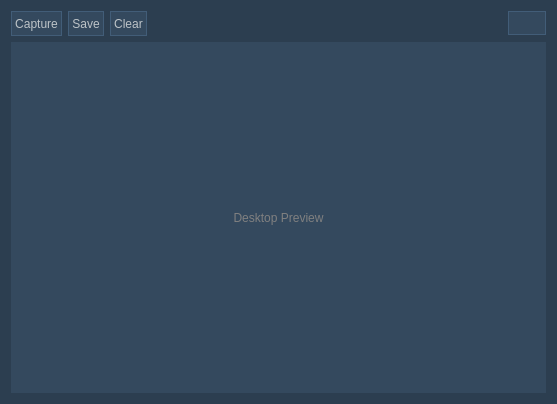
Old version of the form source/plugins/mwebcam/main_ui.ui in the repository 5l1v3r1/Moderat.
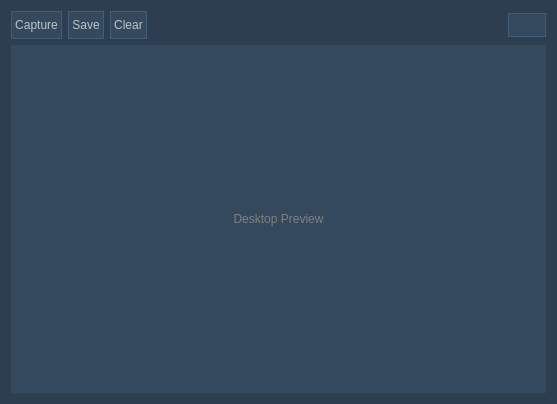
New version of the form. Icons and pictures are not drawn.

The edit to the form file:
```diff
--- a/source/plugins/mwebcam/main_ui.ui
+++ b/source/plugins/mwebcam/main_ui.ui
@@ -29,13 +29,13 @@
        <property name="minimumSize">
         <size>
          <width>0</width>
-         <height>25</height>
+         <height>28</height>
         </size>
        </property>
        <property name="maximumSize">
         <size>
          <width>16777215</width>
-         <height>25</height>
+         <height>28</height>
         </size>
        </property>
        <property name="styleSheet">
@@ -64,13 +64,13 @@
        <property name="minimumSize">
         <size>
          <width>0</width>
-         <height>25</height>
+         <height>28</height>
         </size>
        </property>
        <property name="maximumSize">
         <size>
          <width>16777215</width>
-         <height>25</height>
+         <height>28</height>
         </size>
        </property>
        <property name="styleSheet">
@@ -99,13 +99,13 @@
        <property name="minimumSize">
         <size>
          <width>0</width>
-         <height>25</height>
+         <height>28</height>
         </size>
        </property>
        <property name="maximumSize">
         <size>
          <width>16777215</width>
-         <height>25</height>
+         <height>28</height>
         </size>
        </property>
        <property name="styleSheet">
```
